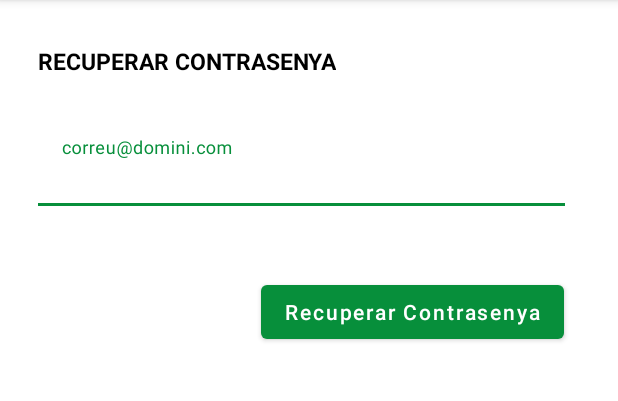
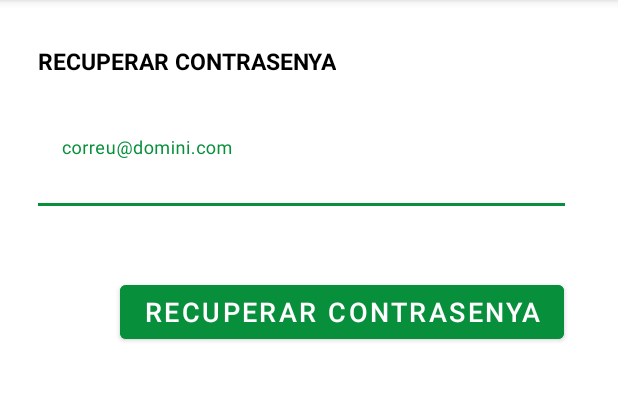
Before and after one commit to EnricLedo/Bergants, an Android app: the RecuperarContrasenya screen opened directly, with no data from a screen before it, on a phone screen of 412 x 824 dp, the part 84-485 px from its top. Run offline under Robolectric (Android 15) with nearby library versions, the phone set to English and light mode, and no system bars.

Commit message:
Actualització themes i styles

```diff
--- a/app/src/main/res/values/styles.xml
+++ b/app/src/main/res/values/styles.xml
@@ -1,4 +1,3 @@
-<?xml version="1.0" encoding="utf-8"?>
 <resources>
     <style name="Switch">
         <item name="android:thumbTint">@color/verdBergant</item>
@@ -8,9 +7,20 @@
     </style>
 
     <style name="BergantsBoto" parent="Widget.MaterialComponents.Button">
-        <item name="backgroundTint">@color/verdBergant</item>
-        <item name="android:textSize">14sp</item>
+        <item name="android:backgroundTint">@color/verdBergant</item>
+        <item name="android:textSize">18sp</item>
         <item name="android:textColor">@color/blanc</item>
+    </style>
+
+    <style name="BergantsView" parent="Widget.MaterialComponents.TextView">
+        <item name="android:textSize">20sp</item>
+        <item name="android:textColor">@color/negre</item>
+        <item name="android:textAllCaps">false</item>
+    </style>
+
+    <style name="BergantsEdit" parent="Widget.MaterialComponents.TimePicker.Display.TextInputEditText">
+        <item name="android:textSize">18sp</item>
+        <item name="android:textColor">@color/grisFosc</item>
         <item name="android:textAllCaps">false</item>
     </style>
 </resources>
--- a/app/src/main/res/values/themes.xml
+++ b/app/src/main/res/values/themes.xml
@@ -1,4 +1,4 @@
-<resources xmlns:tools="http://schemas.android.com/tools">
+<resources>
     <!-- Base application theme. -->
     <style name="Theme.Bergants" parent="Theme.MaterialComponents.DayNight.DarkActionBar">
         <!-- Primary brand color. -->
@@ -11,8 +11,13 @@
         <item name="colorOnSecondary">@color/negre</item>
         <!-- Status bar color. -->
         <item name="android:statusBarColor">?attr/colorPrimaryVariant</item>
-        <!-- Customize your theme here. -->
+
+        <!-- BOTÓ -->
         <item name="materialButtonStyle">@style/BergantsBoto</item>
+        <!-- TEXT SIZE -->
+        <item name="android:textViewStyle">@style/BergantsView</item>
+        <!-- EDIT TEXT -->
+        <item name="android:editTextStyle">@style/BergantsEdit</item>
     </style>
 
 </resources>
```
